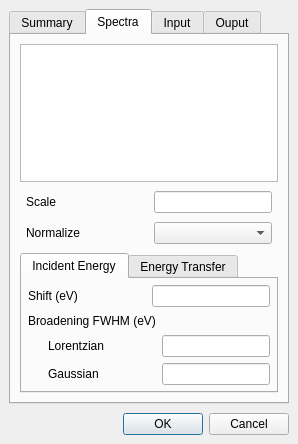
Before: the Qt Designer form crispy/resources/gui/uis/quanty/details.ui in mretegan/crispy, drawn with Qt 5.
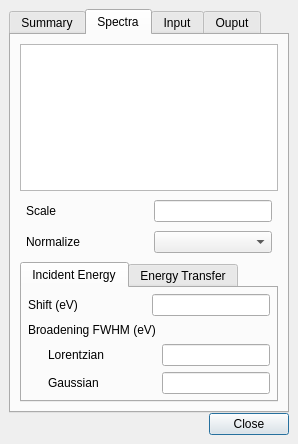
After: the same form once the commit is applied. The open tabs and pages were chosen to show the change. Custom widgets are drawn as their Qt base class.

```diff
--- a/crispy/resources/gui/uis/quanty/details.ui
+++ b/crispy/resources/gui/uis/quanty/details.ui
@@ -15,7 +15,7 @@
   </property>
   <layout class="QVBoxLayout" name="verticalLayout">
    <property name="spacing">
-    <number>9</number>
+    <number>0</number>
    </property>
    <property name="leftMargin">
     <number>9</number>
@@ -35,7 +35,7 @@
       <enum>QTabWidget::North</enum>
      </property>
      <property name="currentIndex">
-      <number>0</number>
+      <number>1</number>
      </property>
      <widget class="QWidget" name="summaryTabWidget">
       <attribute name="title">
@@ -107,7 +107,7 @@
             <number>6</number>
            </property>
            <item row="0" column="0">
-            <widget class="QLabel" name="temperatureLabel_3">
+            <widget class="QLabel" name="scaleLabel">
              <property name="sizePolicy">
               <sizepolicy hsizetype="Preferred" vsizetype="Preferred">
                <horstretch>0</horstretch>
@@ -127,7 +127,7 @@
             </widget>
            </item>
            <item row="0" column="1">
-            <widget class="DoubleLineEdit" name="temperatureLineEdit_3">
+            <widget class="DoubleLineEdit" name="scaleLineEdit">
              <property name="sizePolicy">
               <sizepolicy hsizetype="Preferred" vsizetype="Fixed">
                <horstretch>0</horstretch>
@@ -573,14 +573,28 @@
     </widget>
    </item>
    <item>
-    <widget class="QDialogButtonBox" name="buttonBox">
-     <property name="orientation">
-      <enum>Qt::Horizontal</enum>
-     </property>
-     <property name="standardButtons">
-      <set>QDialogButtonBox::Cancel|QDialogButtonBox::Ok</set>
-     </property>
-    </widget>
+    <layout class="QHBoxLayout" name="horizontalLayout">
+     <item>
+      <spacer name="horizontalSpacer">
+       <property name="orientation">
+        <enum>Qt::Horizontal</enum>
+       </property>
+       <property name="sizeHint" stdset="0">
+        <size>
+         <width>40</width>
+         <height>20</height>
+        </size>
+       </property>
+      </spacer>
+     </item>
+     <item>
+      <widget class="QPushButton" name="closePushButton">
+       <property name="text">
+        <string>Close</string>
+       </property>
+      </widget>
+     </item>
+    </layout>
    </item>
   </layout>
  </widget>
```
Left out of the diff: 35 changed lines with no effect on the pictures.
